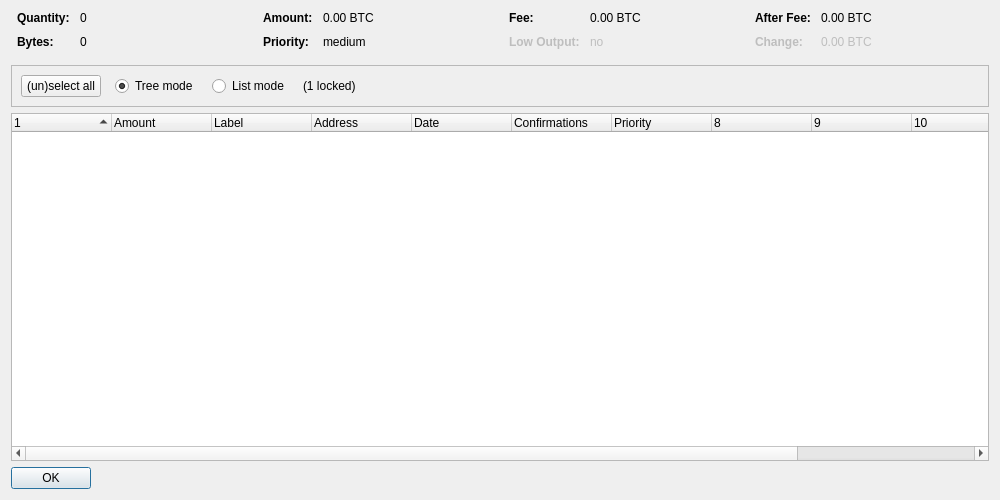
Qt form src/qt/forms/coincontroldialog.ui (feathercoin2/Feathercoin2) before a commit.
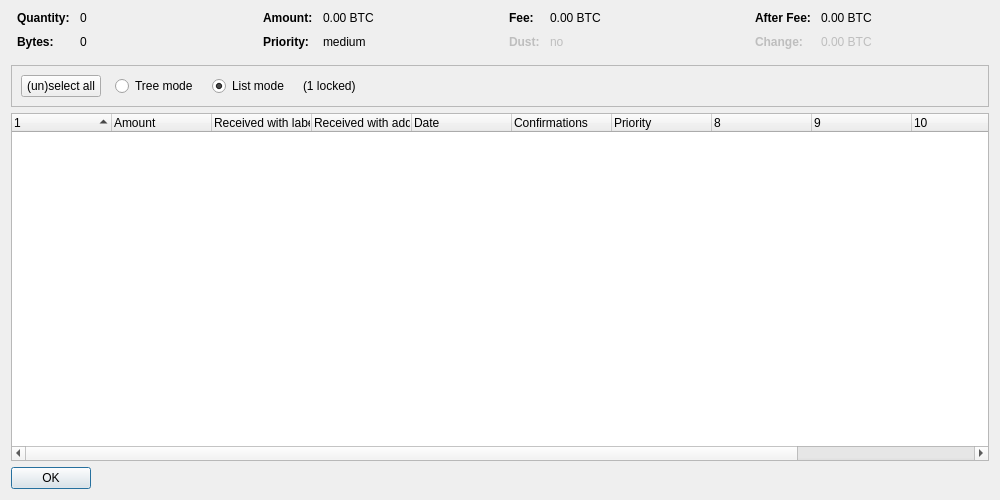
The same form after that commit. Custom widgets are drawn as their Qt base class.

```diff
--- a/src/qt/forms/coincontroldialog.ui
+++ b/src/qt/forms/coincontroldialog.ui
@@ -225,7 +225,7 @@
           </font>
          </property>
          <property name="text">
-          <string>Low Output:</string>
+          <string>Dust:</string>
          </property>
         </widget>
        </item>
@@ -376,9 +376,6 @@
           <property name="text">
            <string>Tree mode</string>
           </property>
-          <property name="checked">
-           <bool>true</bool>
-          </property>
          </widget>
         </item>
         <item>
@@ -392,6 +389,9 @@
           <property name="text">
            <string>List mode</string>
           </property>
+          <property name="checked">
+           <bool>true</bool>
+          </property>
          </widget>
         </item>
         <item>
@@ -448,12 +448,12 @@
      </column>
      <column>
       <property name="text">
-       <string notr="true">Label</string>
+       <string>Received with label</string>
       </property>
      </column>
      <column>
       <property name="text">
-       <string>Address</string>
+       <string>Received with address</string>
       </property>
      </column>
      <column>
```
Left out of the diff: 5 changed lines with no effect on the pictures.
